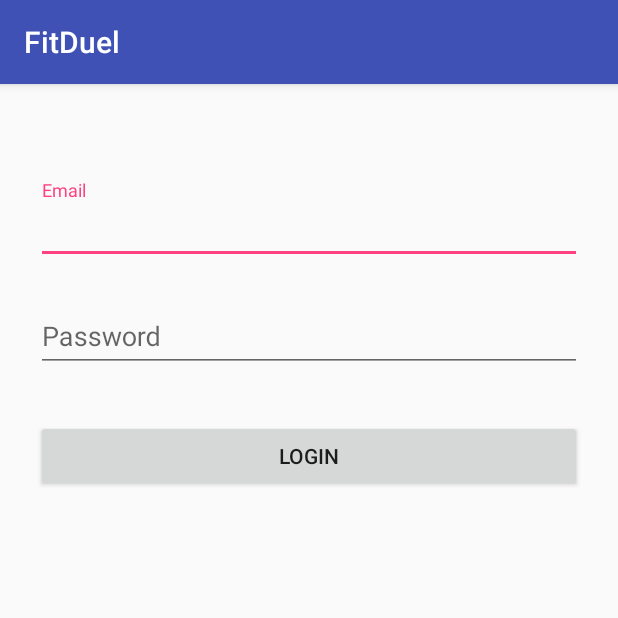
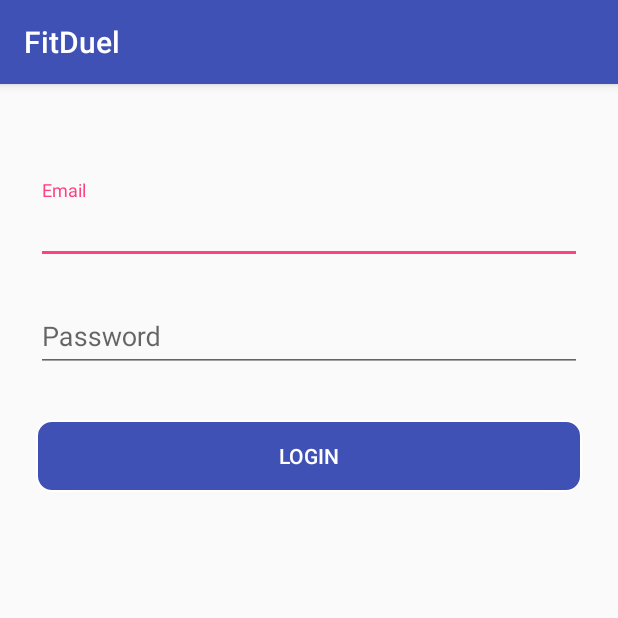
Before and after one commit to pradeepdm/Fitduel, an Android app: the UserLoginActivity screen opened directly, with no data from a screen before it, on a phone screen of 412 x 824 dp, the top half of it. Run offline under Robolectric (Android 15) with nearby library versions, the phone set to English and light mode, and no system bars; our stand-ins replace Firebase (no records; nobody signed in at launch, a user with empty details on screens opened directly).

Commit message:
Bug Fixes

```diff
--- a/app/src/main/res/layout/activity_user_login.xml
+++ b/app/src/main/res/layout/activity_user_login.xml
@@ -23,7 +23,7 @@
                 android:id="@+id/input_email"
                 android:layout_width="match_parent"
                 android:layout_height="wrap_content"
-                android:hint="Email"
+                android:hint="@string/prompt_email"
                 android:inputType="textEmailAddress" />
         </android.support.design.widget.TextInputLayout>
 
@@ -44,12 +44,14 @@
 
         <android.support.v7.widget.AppCompatButton
             android:id="@+id/btn_login"
+            style="@style/Widget.AppCompat.Button.Colored"
             android:layout_width="fill_parent"
             android:layout_height="wrap_content"
             android:layout_marginBottom="24dp"
             android:layout_marginTop="24dp"
+            android:background="@drawable/rounded_button"
             android:onClick="btnUserLogin_Click"
-            android:padding="12dp"
+            android:padding="10dp"
             android:text="@string/login" />
 
     </LinearLayout>
--- a/app/src/main/res/layout/fragment_account.xml
+++ b/app/src/main/res/layout/fragment_account.xml
@@ -34,7 +34,7 @@
             style="@style/Widget.AppCompat.Button.Colored"
             android:layout_width="match_parent"
             android:layout_height="wrap_content"
-            android:layout_below="@+id/textView2"
+            android:layout_below="@+id/current_funds"
             android:layout_centerHorizontal="true"
             android:layout_marginStart="25dp"
             android:layout_marginTop="19dp"
--- a/app/src/main/res/layout/fragment_add_funds.xml
+++ b/app/src/main/res/layout/fragment_add_funds.xml
@@ -73,7 +73,7 @@
             android:layout_marginStart="10dp"
             android:layout_marginTop="25dp"
             android:background="@drawable/rounded_button"
-            android:padding="20dp"
+            android:padding="10dp"
             android:text="@string/select_payment_method" />
 
     </RelativeLayout>
--- a/app/src/main/res/layout/fragment_home.xml
+++ b/app/src/main/res/layout/fragment_home.xml
@@ -7,6 +7,6 @@
     <TextView
         android:layout_width="match_parent"
         android:layout_height="match_parent"
-        android:text="home fragment" />
+        android:text="@string/home_fragment" />
 
 </FrameLayout>
--- a/app/src/main/res/values/strings.xml
+++ b/app/src/main/res/values/strings.xml
@@ -13,7 +13,6 @@
     <string name="withdraw_funds">Withdraw Funds</string>
     <string name="exit">Exit</string>
     <string name="divider">divider</string>
-    <string name="email">Email</string>
     <string name="title_activity_login">Sign in</string>
 
     <!-- Strings related to login -->
@@ -47,4 +46,6 @@
     <string name="user_name">User name</string>
     <string name="info">User Info</string>
     <string name="server_error">Server Error</string>
+    <string name="home_fragment">home fragment</string>
+    <string name="email">Email</string>
 </resources>
```
